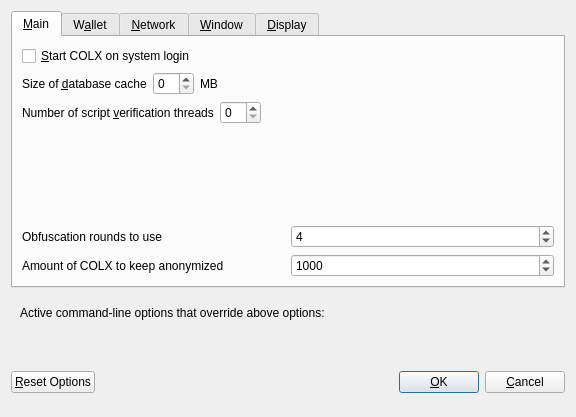
The window that src/qt/forms/optionsdialog.ui (SkinXXX/skinxxx) describes before a commit, drawn with Qt 5.
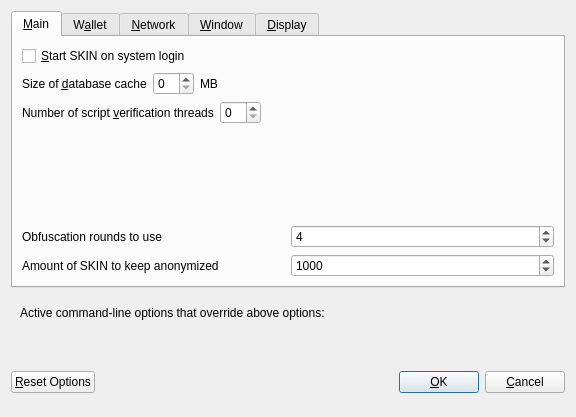
The same window after the commit. Custom widgets are drawn as their Qt base class.

The edit to the form file:
```diff
--- a/src/qt/forms/optionsdialog.ui
+++ b/src/qt/forms/optionsdialog.ui
@@ -33,7 +33,7 @@
           <string>Automatically start COLX after logging in to the system.</string>
          </property>
          <property name="text">
-          <string>&amp;Start COLX on system login</string>
+          <string>&amp;Start SKIN on system login</string>
          </property>
         </widget>
        </item>
@@ -177,7 +177,7 @@
             <string notr="true"/>
            </property>
            <property name="text">
-            <string>Amount of COLX to keep anonymized</string>
+            <string>Amount of SKIN to keep anonymized</string>
            </property>
           </widget>
          </item>
```
Left out of the diff: 10 changed lines with no effect on the pictures.
